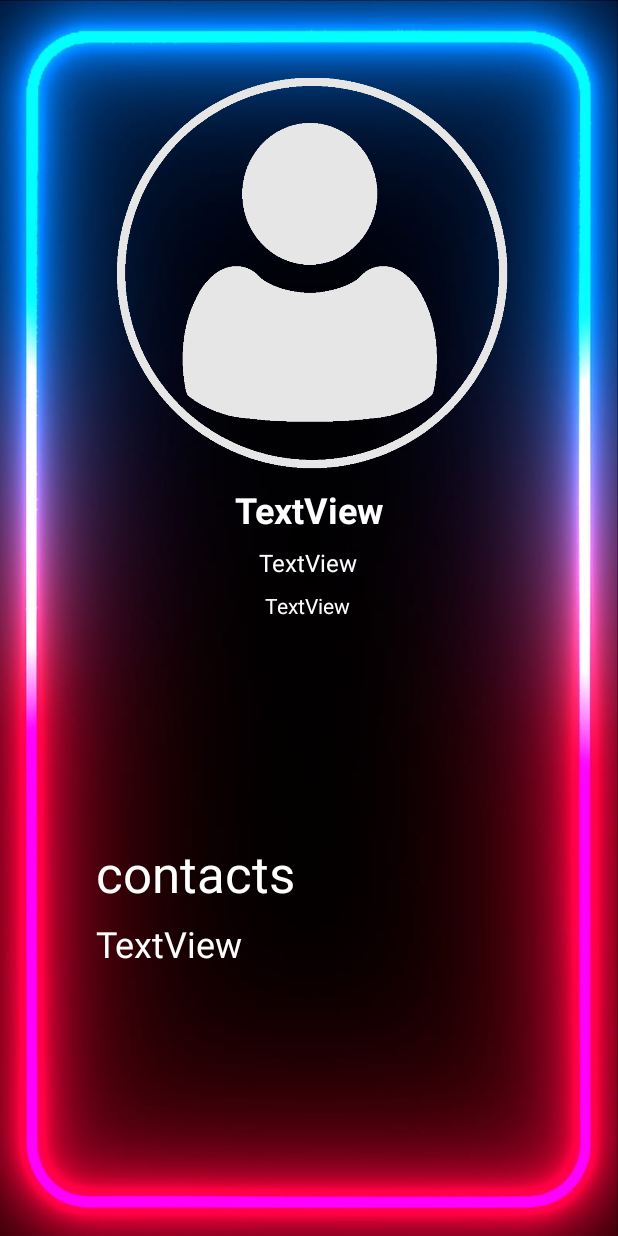
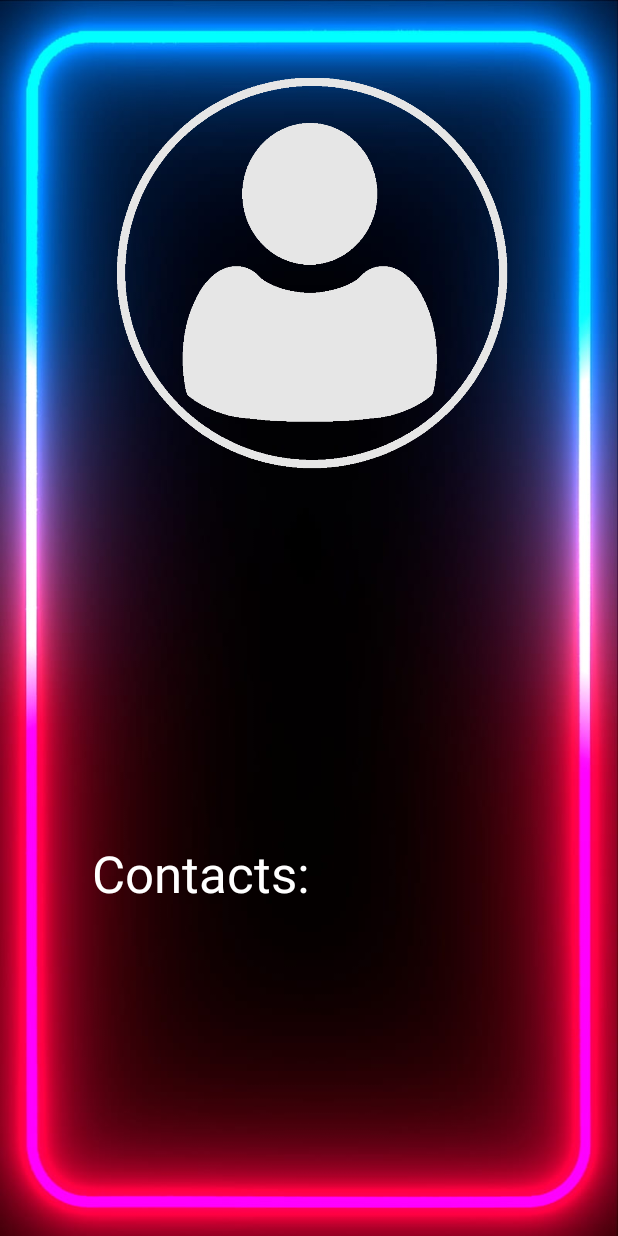
Before and after one commit to Shreyansh1563/gdsc-Task, an Android app: the layout activity_submit.xml on its own in the app's theme, with its tools: preview values and no code run, on a phone screen of 412 x 824 dp. Run offline under Robolectric (Android 15) with nearby library versions, the phone set to English and light mode, and no system bars.

Commit message:
first version

```diff
--- a/app/src/main/res/layout/activity_submit.xml
+++ b/app/src/main/res/layout/activity_submit.xml
@@ -12,7 +12,7 @@
         android:layout_width="298dp"
         android:layout_height="207dp"
         android:layout_marginBottom="4dp"
-        android:text="TextView"
+        android:text=""
         android:textColor="@color/green"
         android:textSize="24sp"
         app:layout_constraintBottom_toBottomOf="parent"
@@ -28,14 +28,14 @@
         app:layout_constraintEnd_toEndOf="parent"
         app:layout_constraintStart_toStartOf="parent"
         app:layout_constraintTop_toTopOf="parent"
-        app:srcCompat="@drawable/icon" />
+        app:srcCompat="@drawable/icon"
+        tools:ignore="ContentDescription" />
 
     <TextView
         android:id="@+id/nameTextView"
         android:layout_width="wrap_content"
         android:layout_height="wrap_content"
         android:layout_marginTop="8dp"
-        android:text="TextView"
         android:textColor="@color/green"
         android:textSize="24sp"
         android:textStyle="bold"
@@ -48,7 +48,6 @@
         android:layout_width="wrap_content"
         android:layout_height="wrap_content"
         android:layout_marginTop="8dp"
-        android:text="TextView"
         android:textColor="@color/green"
         android:textSize="16sp"
         app:layout_constraintEnd_toEndOf="parent"
@@ -62,7 +61,7 @@
         android:layout_height="wrap_content"
         android:layout_marginBottom="8dp"
         android:lineSpacingExtra="16sp"
-        android:text="contacts"
+        android:text="@string/contacts"
         android:textColor="@color/green"
         android:textSize="34sp"
         app:layout_constraintBottom_toTopOf="@+id/contacts"
@@ -75,7 +74,6 @@
         android:layout_width="wrap_content"
         android:layout_height="wrap_content"
         android:layout_marginTop="8dp"
-        android:text="TextView"
         android:textColor="@color/green"
         app:layout_constraintEnd_toEndOf="parent"
         app:layout_constraintHorizontal_bias="0.498"
```
Also changed, not shown: app/src/main/res/layout/activity_main.xml (+18 -13 lines), app/src/main/res/values/strings.xml (+9 -0 lines).
